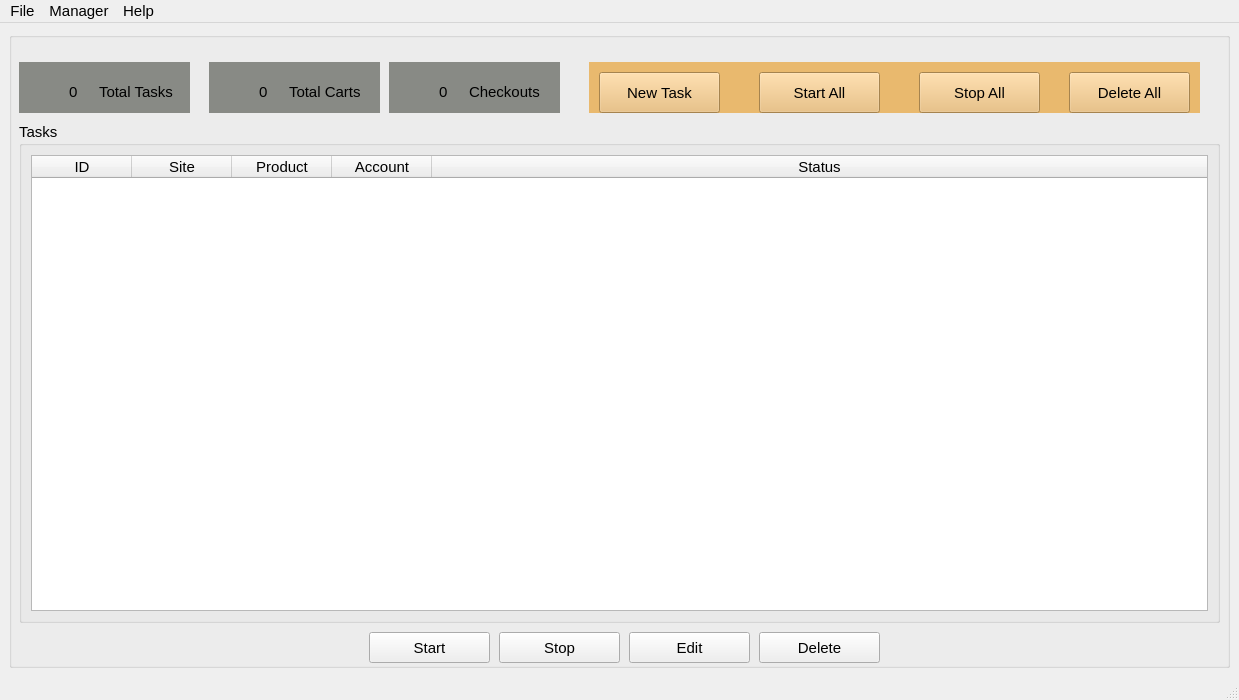
First picture: the form in rabbit/view/ui/rabbit.ui, repository phongtran0715/shoppingbot, before the edit.
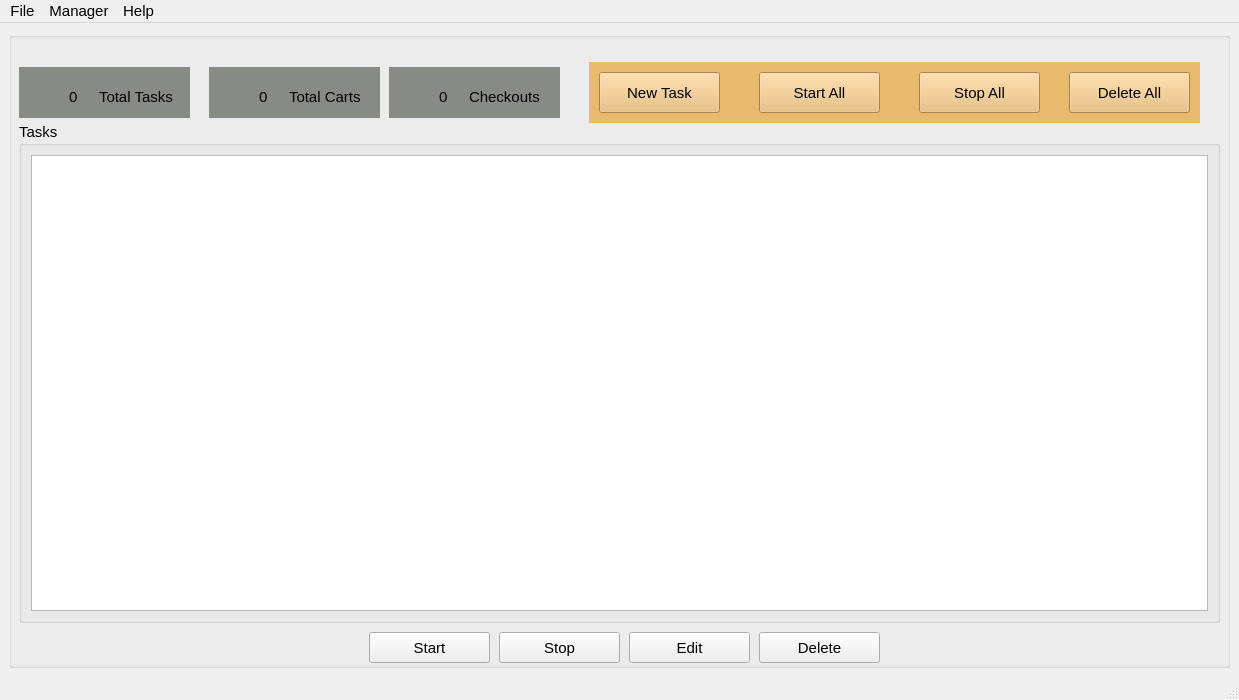
Second picture: the form after the edit. Icons and pictures are not drawn.

```diff
--- a/rabbit/view/ui/rabbit.ui
+++ b/rabbit/view/ui/rabbit.ui
@@ -48,7 +48,7 @@
        <property name="geometry">
         <rect>
          <x>10</x>
-         <y>30</y>
+         <y>35</y>
          <width>171</width>
          <height>51</height>
         </rect>
@@ -107,7 +107,7 @@
        <property name="geometry">
         <rect>
          <x>200</x>
-         <y>30</y>
+         <y>35</y>
          <width>171</width>
          <height>51</height>
         </rect>
@@ -166,7 +166,7 @@
        <property name="geometry">
         <rect>
          <x>380</x>
-         <y>30</y>
+         <y>35</y>
          <width>171</width>
          <height>51</height>
         </rect>
@@ -227,7 +227,7 @@
          <x>580</x>
          <y>30</y>
          <width>611</width>
-         <height>51</height>
+         <height>61</height>
         </rect>
        </property>
        <property name="styleSheet">
@@ -320,7 +320,7 @@
            <number>5</number>
           </property>
           <attribute name="horizontalHeaderVisible">
-           <bool>true</bool>
+           <bool>false</bool>
           </attribute>
           <attribute name="horizontalHeaderHighlightSections">
            <bool>true</bool>
```
Left out of the diff: 63 changed lines with no effect on the pictures.
